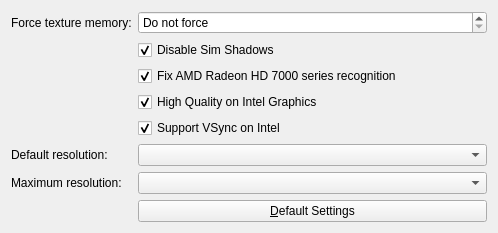
First picture: the form in src/plugins/sims-lifestories/simslssettings.ui, repository haffmans/graphics-rules-maker, before the edit.
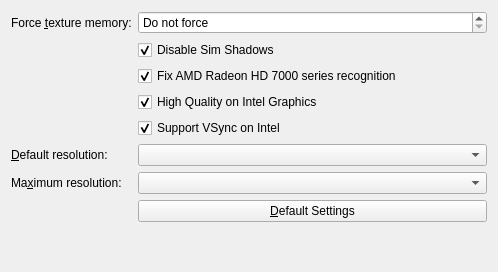
Second picture: the form after the edit.

Diff of the .ui file:
```diff
--- a/src/plugins/sims-lifestories/simslssettings.ui
+++ b/src/plugins/sims-lifestories/simslssettings.ui
@@ -7,7 +7,7 @@
     <x>0</x>
     <y>0</y>
     <width>498</width>
-    <height>229</height>
+    <height>272</height>
    </rect>
   </property>
   <property name="windowTitle">
@@ -17,7 +17,7 @@
    <item row="0" column="0">
     <widget class="QLabel" name="forceMemLabel">
      <property name="text">
-      <string>Force texture memory:</string>
+      <string>Force &amp;texture memory:</string>
      </property>
      <property name="buddy">
       <cstring>forceMem</cstring>
@@ -68,7 +68,7 @@
    <item row="5" column="0">
     <widget class="QLabel" name="defaultResolutionLabel">
      <property name="text">
-      <string>Default resolution:</string>
+      <string>&amp;Default resolution:</string>
      </property>
      <property name="buddy">
       <cstring>defaultResolution</cstring>
@@ -88,7 +88,7 @@
    <item row="6" column="0">
     <widget class="QLabel" name="maxResolutionLabel">
      <property name="text">
-      <string>Maximum resolution:</string>
+      <string>Ma&amp;ximum resolution:</string>
      </property>
      <property name="buddy">
       <cstring>maxResolution</cstring>
```
Left out of the diff: 6 changed lines with no effect on the pictures.
